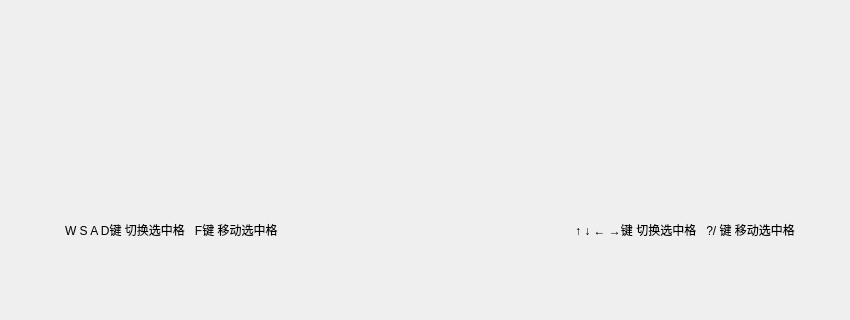
Old version of the form gamepagetwo.ui in the repository CHEN20060804/huarongdao; both pictures show x 0 to 850 and y 280 to 600 of the 850 by 600 pixel window.
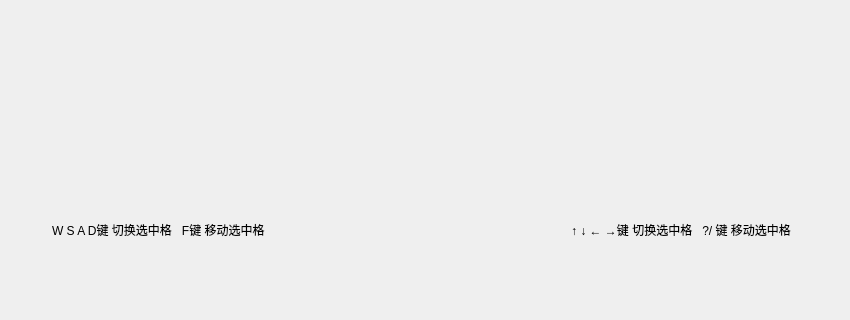
New version of the form.

Patch:
```diff
--- a/gamepagetwo.ui
+++ b/gamepagetwo.ui
@@ -16,9 +16,9 @@
   <widget class="QLabel" name="label">
    <property name="geometry">
     <rect>
-     <x>65</x>
+     <x>52</x>
      <y>500</y>
-     <width>281</width>
+     <width>224</width>
      <height>19</height>
     </rect>
    </property>
@@ -29,9 +29,9 @@
   <widget class="QLabel" name="label_2">
    <property name="geometry">
     <rect>
-     <x>575</x>
+     <x>571</x>
      <y>500</y>
-     <width>281</width>
+     <width>231</width>
      <height>19</height>
     </rect>
    </property>
```
